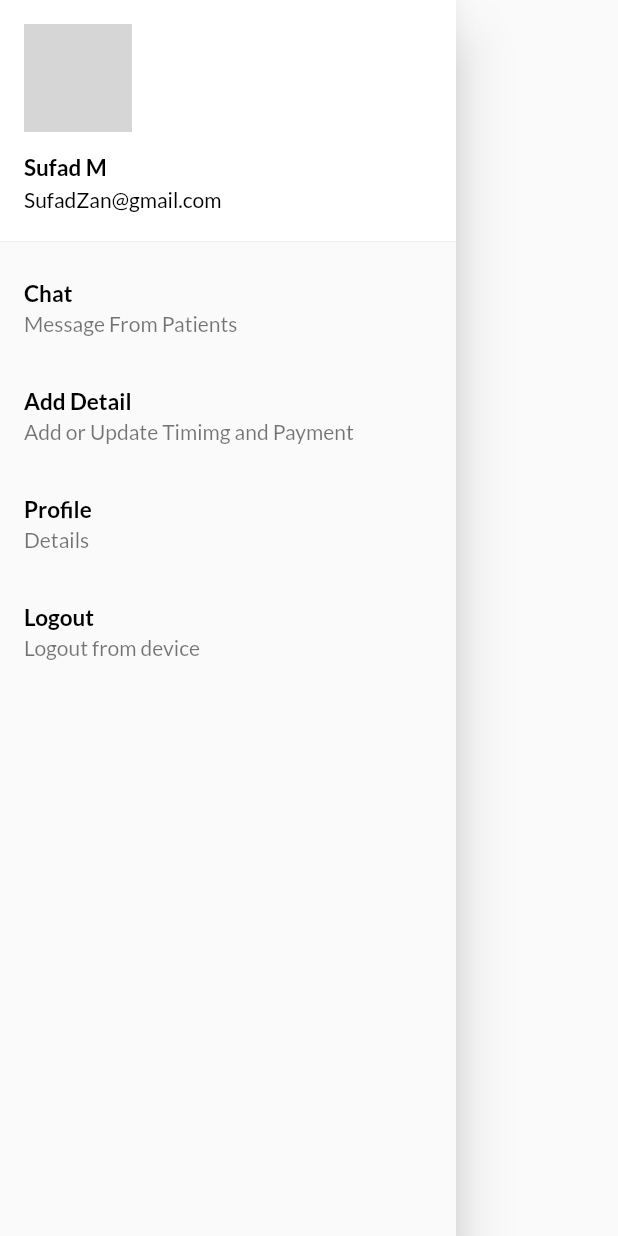
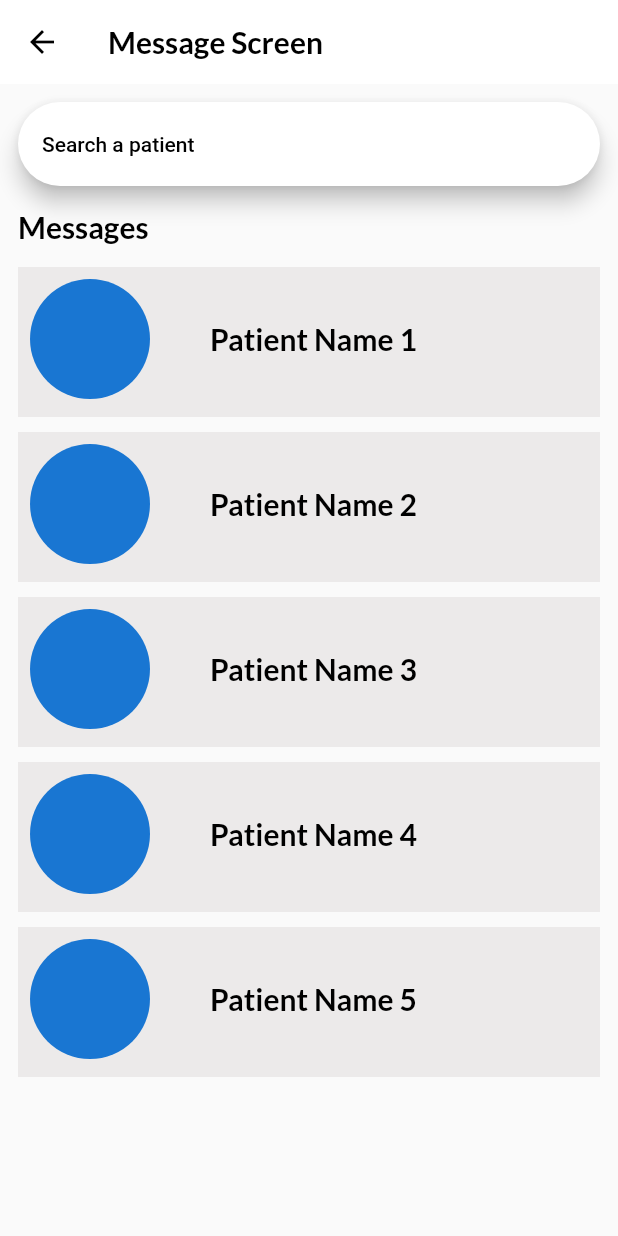
Before and after one commit to Sufadm/DocLink-Control, a Flutter app: the Drawerwidget widget shown alone on an empty page, opened directly, after a tap on "Chat", on a phone screen of 412 x 824 dp. Run offline on Flutter 3.47's test engine with Material 2 defaults, Android fonts, the phone set to English and light mode, and no system bars; our stand-ins replace cloud_firestore, firebase_auth, firebase_core, firebase_storage, flutter_spinkit, google_fonts and 1 more; accounts and stored records are empty; network calls fail; grey boxes are pictures that could not be loaded.

Commit message:
add chatscreen

```diff
--- a/doclink_control/lib/presentation/screens/appointments_details/apointment_details.dart
+++ b/doclink_control/lib/presentation/screens/appointments_details/apointment_details.dart
@@ -42,10 +42,6 @@ class AppointmentDetails extends StatelessWidget {
                           return const PatientProfile();
                         }))),
               ),
-              // const Padding(
-              //   padding: EdgeInsets.all(8.0),
-              //   child: ContainerBoxWidget(name: 'Patient Name 2'),
-              // )
             ],
           ),
         ),
--- a/doclink_control/lib/presentation/screens/homescreen/drawer/drawer_widget.dart
+++ b/doclink_control/lib/presentation/screens/homescreen/drawer/drawer_widget.dart
@@ -1,4 +1,5 @@
 import 'package:doclink_control/presentation/screens/homescreen/drawer/widgets/listtile_widget.dart';
+import 'package:doclink_control/presentation/screens/message/messagescreen.dart';
 import 'package:doclink_control/presentation/screens/profile/profile.dart';
 import 'package:flutter/material.dart';
 import 'package:google_fonts/google_fonts.dart';
@@ -37,7 +38,13 @@ class Drawerwidget extends StatelessWidget {
             ),
           ),
           ListTileWidget(
-              subtitle: 'Message From Patients', onTap: () {}, title: 'Chat'),
+              subtitle: 'Message From Patients',
+              onTap: () {
+                Navigator.push(context, MaterialPageRoute(builder: (context) {
+                  return const MessageScreen();
+                }));
+              },
+              title: 'Chat'),
           ListTileWidget(
               subtitle: 'Add or Update Timimg and Payment',
               onTap: () {
--- a/doclink_control/lib/presentation/screens/homescreen/widgets/gridview_widget.dart
+++ b/doclink_control/lib/presentation/screens/homescreen/widgets/gridview_widget.dart
@@ -25,7 +25,7 @@ class GridViewWidget extends StatelessWidget {
             crossAxisSpacing: screenWidth * 0.017,
             mainAxisSpacing: screenHeight * 0.017,
           ),
-          itemCount: 2, // Replace with the actual number of items
+          itemCount: 4, // Replace with the actual number of items
           itemBuilder: (context, index) {
             return GestureDetector(
               onTap: () =>
--- /dev/null
+++ b/doclink_control/lib/presentation/screens/message/messagescreen.dart
@@ -0,0 +1,52 @@
+import 'package:doclink_control/presentation/screens/message/chatpage/chatpage.dart';
+import 'package:doclink_control/presentation/screens/message/widget/messagelist.dart';
+import 'package:doclink_control/widgets/appbar_widget.dart';
+import 'package:flutter/material.dart';
+
+import '../../../const/const.dart';
+
+class MessageScreen extends StatelessWidget {
+  const MessageScreen({Key? key}) : super(key: key);
+
+  @override
+  Widget build(BuildContext context) {
+    return Scaffold(
+      appBar: const CustomAppBar(text: 'Message Screen'),
+      body: SafeArea(
+        child: Padding(
+          padding: const EdgeInsets.all(12.0),
+          child: Column(
+            crossAxisAlignment: CrossAxisAlignment.start,
+            children: [
+              const SearchBar(
+                hintText: 'Search a patient',
+              ),
+              kHeight15,
+              Text(
+                'Messages',
+                style: kTextStyleLargeBlack,
+              ),
+              kHeight15,
+              Expanded(
+                child: ListView.separated(
+                  separatorBuilder: (BuildContext context, int index) =>
+                      const SizedBox(height: 10),
+                  itemCount: 5, // Replace with the actual item count
+                  itemBuilder: (BuildContext context, int index) {
+                    return MessageListDoctors(
+                      ontap: () => Navigator.push(context,
+                          MaterialPageRoute(builder: (context) {
+                        return const ChatPage();
+                      })),
+                      name: 'Patient Name ${index + 1}',
+                    ); // Replace with your widget that represents a message
+                  },
+                ),
+              ),
+            ],
+          ),
+        ),
+      ),
+    );
+  }
+}
--- /dev/null
+++ b/doclink_control/lib/presentation/screens/message/widget/messagelist.dart
@@ -0,0 +1,53 @@
+import 'package:flutter/material.dart';
+
+import '../../../../const/const.dart';
+
+class MessageListDoctors extends StatelessWidget {
+  final String name;
+  final VoidCallback? ontap;
+  const MessageListDoctors({
+    super.key,
+    required this.name,
+    this.ontap,
+  });
+
+  @override
+  Widget build(BuildContext context) {
+    return GestureDetector(
+      onTap: ontap,
+      child: Container(
+        height: 100,
+        width: double.infinity,
+        color: greylight1,
+        child: Padding(
+          padding: const EdgeInsets.all(8.0),
+          child: Column(
+            children: [
+              Row(
+                children: [
+                  const CircleAvatar(
+                    radius: 40,
+                  ),
+                  const SizedBox(
+                    width: 40,
+                  ),
+                  Container(
+                    margin: const EdgeInsets.only(bottom: 10, top: 10),
+                    child: Column(
+                      children: [
+                        Text(
+                          name,
+                          style: kTextStyleLargeBlack,
+                        ),
+                      ],
+                    ),
+                  ),
+                ],
+              ),
+            ],
+          ),
+        ),
+      ),
+    );
+  }
+}
```
Also changed, not shown: doclink_control/lib/models/doctors_profile_mode.dart (deleted, +0 -16 lines), doclink_control/lib/presentation/screens/message/chatpage/chatpage.dart (added, +17 -0 lines), doclink_control/lib/presentation/screens/patientprofile/addprescriptionpage/prescription_add_page.dart (+6 -3 lines), doclink_control/lib/presentation/screens/patientprofile/patient_profile_page.dart (+27 -13 lines), doclink_control/lib/presentation/screens/patientprofile/prescriptiondetails/prescriptiondetails.dart (added, +57 -0 lines).
